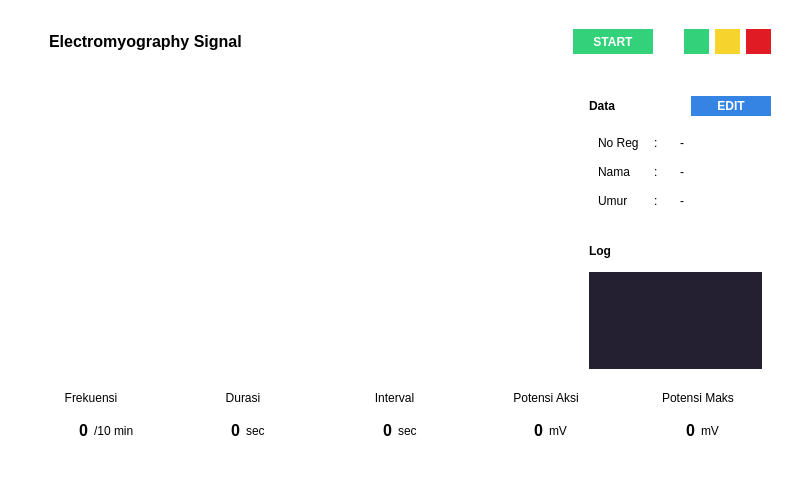
Old version of the form emg_sensor/main.ui in the repository gitfirul01/project.
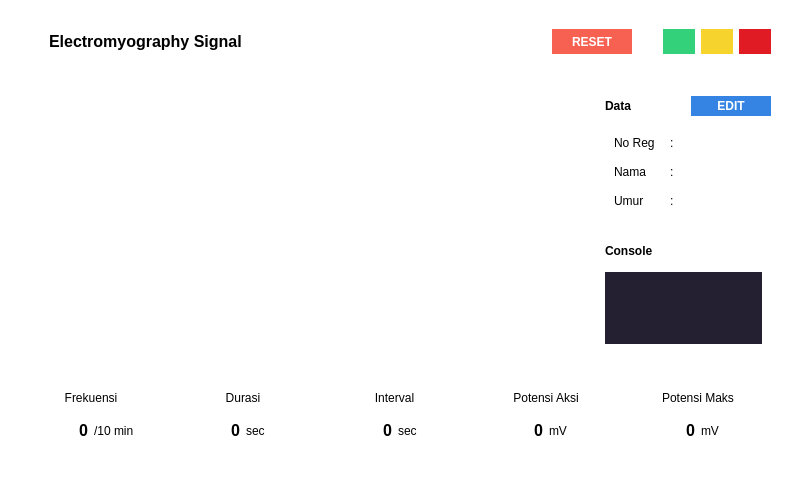
New version of the form.

The edit to the form file:
```diff
--- a/emg_sensor/main.ui
+++ b/emg_sensor/main.ui
@@ -80,7 +80,7 @@
         </widget>
        </item>
        <item>
-        <widget class="QPushButton" name="btn_start">
+        <widget class="QPushButton" name="btn_reset">
          <property name="sizePolicy">
           <sizepolicy hsizetype="Minimum" vsizetype="Minimum">
            <horstretch>0</horstretch>
@@ -106,11 +106,11 @@
           </font>
          </property>
          <property name="styleSheet">
-          <string notr="true">background-color: rgb(51, 209, 122);
+          <string notr="true">background-color: rgb(246, 97, 81);
 color: rgb(255, 255, 255);</string>
          </property>
          <property name="text">
-          <string>START</string>
+          <string>RESET</string>
          </property>
         </widget>
        </item>
@@ -182,7 +182,7 @@
 color: rgb(255, 255, 255);</string>
             </property>
             <property name="text">
-             <string> </string>
+             <string/>
             </property>
            </widget>
           </item>
@@ -205,7 +205,7 @@
 color: rgb(255, 255, 255);</string>
             </property>
             <property name="text">
-             <string> </string>
+             <string/>
             </property>
            </widget>
           </item>
@@ -234,7 +234,7 @@
 color: rgb(255, 255, 255);</string>
             </property>
             <property name="text">
-             <string> </string>
+             <string/>
             </property>
            </widget>
           </item>
@@ -269,7 +269,7 @@
          </property>
          <property name="minimumSize">
           <size>
-           <width>200</width>
+           <width>175</width>
            <height>0</height>
           </size>
          </property>
@@ -286,6 +286,9 @@
           <enum>QFrame::Raised</enum>
          </property>
          <layout class="QVBoxLayout" name="verticalLayout_2">
+          <property name="leftMargin">
+           <number>0</number>
+          </property>
           <property name="rightMargin">
            <number>0</number>
           </property>
@@ -440,14 +443,14 @@
                  </widget>
                 </item>
                 <item>
-                 <widget class="QLabel" name="label_13">
+                 <widget class="QLabel" name="label_noreg">
                   <property name="font">
                    <font>
                     <pointsize>9</pointsize>
                    </font>
                   </property>
                   <property name="text">
-                   <string>-</string>
+                   <string/>
                   </property>
                  </widget>
                 </item>
@@ -512,14 +515,14 @@
                  </widget>
                 </item>
                 <item>
-                 <widget class="QLabel" name="label_8">
+                 <widget class="QLabel" name="label_nama">
                   <property name="font">
                    <font>
                     <pointsize>9</pointsize>
                    </font>
                   </property>
                   <property name="text">
-                   <string>-</string>
+                   <string/>
                   </property>
                  </widget>
                 </item>
@@ -584,14 +587,14 @@
                  </widget>
                 </item>
                 <item>
-                 <widget class="QLabel" name="label_10">
+                 <widget class="QLabel" name="label_umur">
                   <property name="font">
                    <font>
                     <pointsize>9</pointsize>
                    </font>
                   </property>
                   <property name="text">
-                   <string>-</string>
+                   <string/>
                   </property>
                  </widget>
                 </item>
@@ -611,7 +614,7 @@
             </property>
             <layout class="QVBoxLayout" name="verticalLayout_5">
              <property name="bottomMargin">
-              <number>0</number>
+              <number>25</number>
              </property>
              <item>
               <widget class="QLabel" name="label_17">
@@ -628,12 +631,18 @@
                 </font>
                </property>
                <property name="text">
-                <string>Log</string>
+                <string>Console</string>
                </property>
               </widget>
              </item>
              <item>
               <widget class="QFrame" name="frame_11">
+               <property name="minimumSize">
+                <size>
+                 <width>0</width>
+                 <height>0</height>
+                </size>
+               </property>
                <property name="styleSheet">
                 <string notr="true">background-color: rgb(36, 31, 49);</string>
                </property>
@@ -643,7 +652,7 @@
                <property name="frameShadow">
                 <enum>QFrame::Raised</enum>
                </property>
-               <layout class="QVBoxLayout" name="verticalLayout_3">
+               <layout class="QHBoxLayout" name="horizontalLayout_6">
                 <property name="leftMargin">
                  <number>10</number>
                 </property>
@@ -657,10 +666,22 @@
                  <number>10</number>
                 </property>
                 <item>
-                 <widget class="QLabel" name="log">
+                 <widget class="QLabel" name="console">
+                  <property name="sizePolicy">
+                   <sizepolicy hsizetype="Preferred" vsizetype="Preferred">
+                    <horstretch>0</horstretch>
+                    <verstretch>0</verstretch>
+                   </sizepolicy>
+                  </property>
+                  <property name="minimumSize">
+                   <size>
+                    <width>0</width>
+                    <height>0</height>
+                   </size>
+                  </property>
                   <property name="maximumSize">
                    <size>
-                    <width>16777215</width>
+                    <width>125</width>
                     <height>16777215</height>
                    </size>
                   </property>
@@ -678,6 +699,9 @@
                   <property name="alignment">
                    <set>Qt::AlignLeading|Qt::AlignLeft|Qt::AlignTop</set>
                   </property>
+                  <property name="wordWrap">
+                   <bool>true</bool>
+                  </property>
                  </widget>
                 </item>
                </layout>
```
